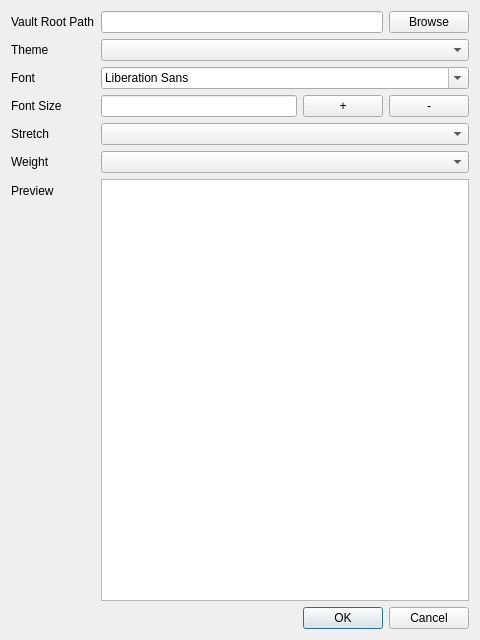
This is settingsdialog.ui in AngryFender/Remini as Qt 5 draws it before an edit. The edited form follows.
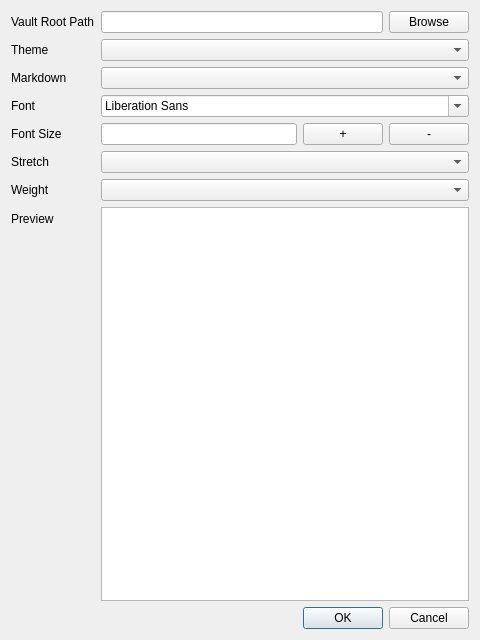
This is the edited form.

Commit message: Github Issue #149: Added option to enable/disable markdown effect on the app level. It can also be changed from the mouse right-click context menu. This state isn't saved in the registry and there are no plans as it defeats the purpose of the whole markdown rendering feature which this app was specifically built for.

The edit to the form file:
```diff
--- a/settingsdialog.ui
+++ b/settingsdialog.ui
@@ -50,51 +50,51 @@
      <item row="1" column="1">
       <widget class="QComboBox" name="cmb_theme"/>
      </item>
-     <item row="2" column="0">
+     <item row="3" column="0">
       <widget class="QLabel" name="lbl_font">
        <property name="text">
         <string>Font </string>
        </property>
       </widget>
      </item>
-     <item row="2" column="1">
+     <item row="3" column="1">
       <widget class="QFontComboBox" name="cmb_font"/>
      </item>
-     <item row="3" column="0">
+     <item row="4" column="0">
       <widget class="QLabel" name="lbl_font_size">
        <property name="text">
         <string>Font Size</string>
        </property>
       </widget>
      </item>
-     <item row="4" column="0">
+     <item row="5" column="0">
       <widget class="QLabel" name="lbl_stretch">
        <property name="text">
         <string>Stretch</string>
        </property>
       </widget>
      </item>
-     <item row="4" column="1">
+     <item row="5" column="1">
       <widget class="QComboBox" name="cmb_stretch"/>
      </item>
-     <item row="5" column="0">
+     <item row="6" column="0">
       <widget class="QLabel" name="lbl_weight">
        <property name="text">
         <string>Weight</string>
        </property>
       </widget>
      </item>
-     <item row="5" column="1">
+     <item row="6" column="1">
       <widget class="QComboBox" name="cmb_weight"/>
      </item>
-     <item row="6" column="0">
+     <item row="7" column="0">
       <widget class="QLabel" name="lbl_preview">
        <property name="text">
         <string>Preview</string>
        </property>
       </widget>
      </item>
-     <item row="6" column="1">
+     <item row="7" column="1">
       <widget class="QTextEdit" name="txt_preview">
        <property name="html">
         <string>&lt;!DOCTYPE HTML PUBLIC &quot;-//W3C//DTD HTML 4.0//EN&quot; &quot;http://www.w3.org/TR/REC-html40/strict.dtd&quot;&gt;
@@ -108,7 +108,7 @@
        </property>
       </widget>
      </item>
-     <item row="7" column="1">
+     <item row="8" column="1">
       <widget class="QDialogButtonBox" name="btn_dialog">
        <property name="orientation">
         <enum>Qt::Horizontal</enum>
@@ -118,7 +118,7 @@
        </property>
       </widget>
      </item>
-     <item row="3" column="1">
+     <item row="4" column="1">
       <layout class="QHBoxLayout" name="horizontalLayout_3">
        <item>
         <widget class="QLineEdit" name="ledit_font_size"/>
@@ -139,6 +139,16 @@
        </item>
       </layout>
      </item>
+     <item row="2" column="0">
+      <widget class="QLabel" name="label">
+       <property name="text">
+        <string>Markdown</string>
+       </property>
+      </widget>
+     </item>
+     <item row="2" column="1">
+      <widget class="QComboBox" name="cmb_mkState"/>
+     </item>
     </layout>
    </item>
   </layout>
```
The commit also changes 6 other files.
